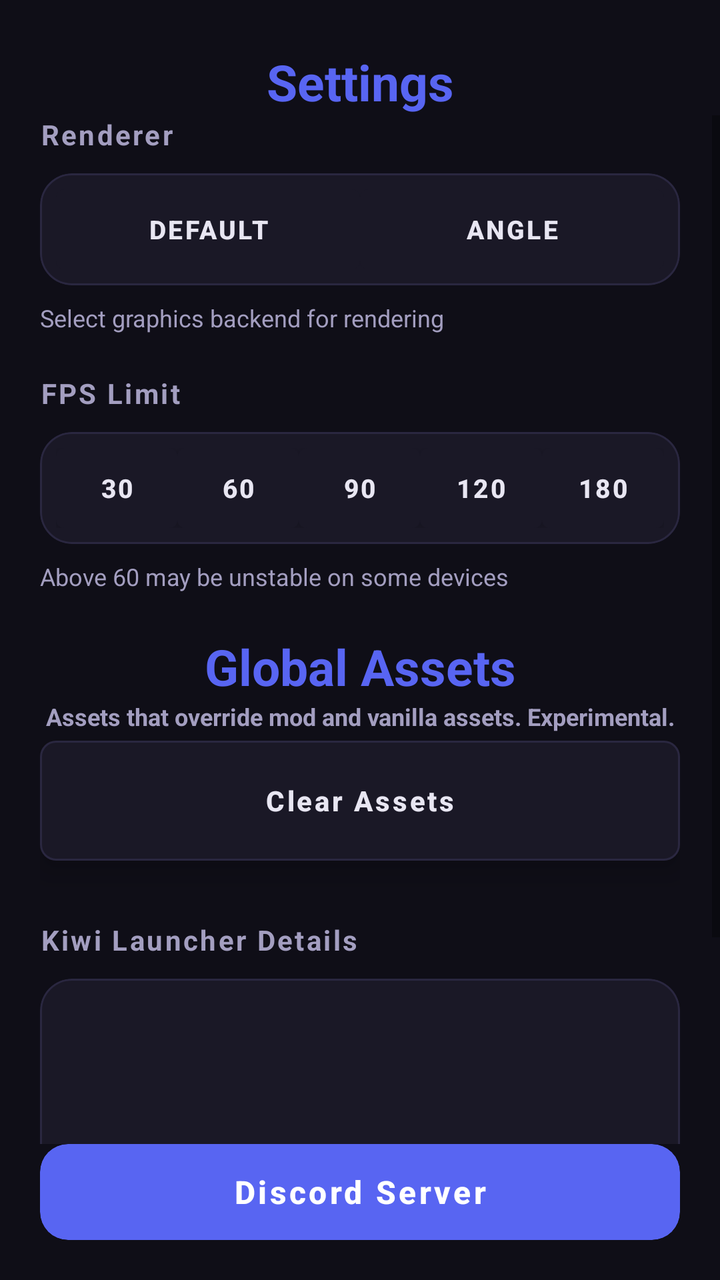
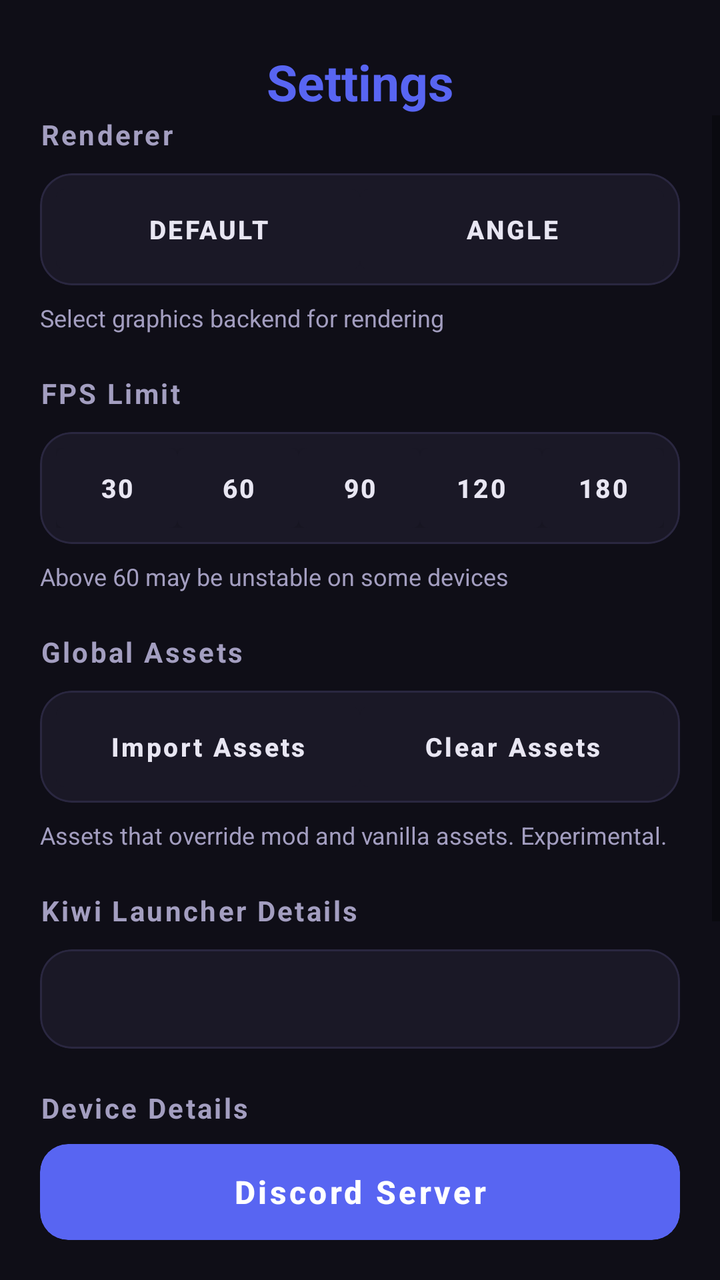

Screens rendered from an Android XML layout before and after an edit, with the pre-edit source and the edit as a unified diff.
<!-- AndroidManifest.xml: application theme Theme.Launcher -->
<!-- res/layout/fragment_settings.xml -->
<?xml version="1.0" encoding="utf-8"?>
<LinearLayout xmlns:android="http://schemas.android.com/apk/res/android"
	xmlns:app="http://schemas.android.com/apk/res-auto"
	android:id="@+id/root"
	android:layout_width="match_parent"
	android:layout_height="match_parent"
	android:background="@color/bg"
	android:orientation="vertical"
	android:paddingTop="24dp">

	<TextView
		android:id="@+id/settings"
		android:layout_width="match_parent"
		android:layout_height="wrap_content"
		android:text="@string/settings"
		android:gravity="center"
		android:textColor="@color/accent_blue"
		android:textSize="25sp"
		android:textStyle="bold" />

	<ScrollView
		android:layout_width="match_parent"
		android:layout_height="0dp"
		android:layout_weight="1"
		android:clipToPadding="false"
		android:fillViewport="true">

		<LinearLayout
			android:layout_width="match_parent"
			android:layout_height="wrap_content"
			android:orientation="vertical"
			android:paddingHorizontal="20dp"
			android:paddingBottom="24dp">

			<TextView
				android:id="@+id/label_renderer"
				android:layout_width="match_parent"
				android:layout_height="wrap_content"
				android:letterSpacing="0.08"
				android:text="@string/renderer_title"
				android:textColor="@color/text_dim"
				android:textSize="14sp"
				android:textStyle="bold" />

			<com.google.android.material.card.MaterialCardView
				android:layout_width="match_parent"
				android:layout_height="wrap_content"
				android:layout_marginTop="10dp"
				app:cardBackgroundColor="@color/card"
				app:cardCornerRadius="16dp"
				app:cardElevation="0dp"
				app:strokeColor="@color/border"
				app:strokeWidth="1dp">

				<LinearLayout
					android:id="@+id/renderer_group"
					android:layout_width="match_parent"
					android:layout_height="wrap_content"
					android:orientation="horizontal"
					android:padding="8dp">

					<Button
						android:id="@+id/renderer_default"
						android:layout_width="0dp"
						android:layout_height="40dp"
						android:layout_weight="1"
						android:backgroundTint="@color/card"
						android:gravity="center"
						android:insetTop="0dp"
						android:insetBottom="0dp"
						android:minWidth="0dp"
						android:padding="0dp"
						android:text="@string/renderer_default"
						android:textColor="@color/text_main"
						android:textSize="13sp"
						android:textStyle="bold" />

					<Button
						android:id="@+id/renderer_angle"
						android:layout_width="0dp"
						android:layout_height="40dp"
						android:layout_weight="1"
						android:backgroundTint="@color/card"
						android:gravity="center"
						android:insetTop="0dp"
						android:insetBottom="0dp"
						android:minWidth="0dp"
						android:padding="0dp"
						android:text="@string/renderer_angle"
						android:textColor="@color/text_main"
						android:textSize="13sp"
						android:textStyle="bold" />
				</LinearLayout>
			</com.google.android.material.card.MaterialCardView>

			<TextView
				android:layout_width="match_parent"
				android:layout_height="wrap_content"
				android:paddingTop="8dp"
				android:text="@string/renderer_desc"
				android:textColor="@color/text_dim"
				android:textSize="12sp" />



			<Space
				android:layout_width="wrap_content"
				android:layout_height="20dp" />

			<TextView
				android:id="@+id/label_fps"
				android:layout_width="match_parent"
				android:layout_height="wrap_content"
				android:letterSpacing="0.08"
				android:text="@string/fps_limit"
				android:textColor="@color/text_dim"
				android:textSize="14sp"
				android:textStyle="bold" />

			<com.google.android.material.card.MaterialCardView
				android:layout_width="match_parent"
				android:layout_height="wrap_content"
				android:layout_marginTop="10dp"
				app:cardBackgroundColor="@color/card"
				app:cardCornerRadius="16dp"
				app:cardElevation="0dp"
				app:strokeColor="@color/border"
				app:strokeWidth="1dp">

				<LinearLayout
					android:id="@+id/fps_group"
					android:layout_width="match_parent"
					android:layout_height="wrap_content"
					android:orientation="horizontal"
					android:padding="8dp">

					<Button
						android:id="@+id/fps_30"
						android:layout_width="0dp"
						android:layout_height="40dp"
						android:layout_weight="1"
						android:backgroundTint="@color/card"
						android:gravity="center"
						android:insetTop="0dp"
						android:insetBottom="0dp"
						android:minWidth="0dp"
						android:padding="0dp"
						android:text="@string/fps_30"
						android:textColor="@color/text_main"
						android:textSize="13sp"
						android:textStyle="bold" />

					<Button
						android:id="@+id/fps_60"
						android:layout_width="0dp"
						android:layout_height="40dp"
						android:layout_weight="1"
						android:backgroundTint="@color/card"
						android:gravity="center"
						android:insetTop="0dp"
						android:insetBottom="0dp"
						android:minWidth="0dp"
						android:padding="0dp"
						android:text="@string/fps_60"
						android:textColor="@color/text_main"
						android:textSize="13sp"
						android:textStyle="bold" />

					<Button
						android:id="@+id/fps_90"
						android:layout_width="0dp"
						android:layout_height="40dp"
						android:layout_weight="1"
						android:backgroundTint="@color/card"
						android:gravity="center"
						android:insetTop="0dp"
						android:insetBottom="0dp"
						android:minWidth="0dp"
						android:padding="0dp"
						android:text="@string/fps_90"
						android:textColor="@color/text_main"
						android:textSize="13sp"
						android:textStyle="bold" />

					<Button
						android:id="@+id/fps_120"
						android:layout_width="0dp"
						android:layout_height="40dp"
						android:layout_weight="1"
						android:backgroundTint="@color/card"
						android:gravity="center"
						android:insetTop="0dp"
						android:insetBottom="0dp"
						android:minWidth="0dp"
						android:padding="0dp"
						android:text="@string/fps_120"
						android:textColor="@color/text_main"
						android:textSize="13sp"
						android:textStyle="bold" />

					<Button
						android:id="@+id/fps_180"
						android:layout_width="0dp"
						android:layout_height="40dp"
						android:layout_weight="1"
						android:backgroundTint="@color/card"
						android:gravity="center"
						android:insetTop="0dp"
						android:insetBottom="0dp"
						android:minWidth="0dp"
						android:padding="0dp"
						android:text="@string/fps_180"
						android:textColor="@color/text_main"
						android:textSize="13sp"
						android:textStyle="bold" />
				</LinearLayout>
			</com.google.android.material.card.MaterialCardView>

			<TextView
				android:id="@+id/fps_hint"
				android:layout_width="match_parent"
				android:layout_height="wrap_content"
				android:paddingTop="8dp"
				android:text="@string/fps_warning"
				android:textColor="@color/text_dim"
				android:textSize="12sp" />


			<Space
				android:layout_width="wrap_content"
				android:layout_height="20dp" />
			























			<TextView
				android:id="@+id/ga_title"
				android:layout_width="match_parent"
				android:layout_height="wrap_content"
				android:text="@string/ga_title"
				android:gravity="center"
				android:textColor="@color/accent_blue"
				android:textSize="25sp"
				android:textStyle="bold" />

			<TextView
				android:id="@+id/ga_desc"
				android:layout_width="match_parent"
				android:layout_height="wrap_content"
				android:gravity="center"
				android:text="@string/ga_desc"
				android:textColor="@color/text_dim"
				android:textSize="12sp"
				android:textStyle="bold" />

			<com.google.android.material.card.MaterialCardView
				android:layout_width="match_parent"
				android:layout_height="wrap_content"
				android:orientation="vertical"
				android:layout_marginTop="4dp"
				android:layout_marginBottom="20sp"
				app:cardBackgroundColor="@color/card"
				app:cardCornerRadius="8dp"
				app:cardElevation="8dp"
				app:strokeColor="@color/border"
				app:strokeWidth="1dp">

				<LinearLayout
					android:id="@+id/global_assets"
					android:layout_width="match_parent"
					android:layout_height="wrap_content"
					android:paddingHorizontal="120sp"
					android:padding="0dp">

					<Button
						android:id="@+id/ga_clear"
						android:layout_width="0dp"
						android:layout_height="60sp"
						android:layout_marginTop="0sp"
						android:layout_weight="1"
						android:backgroundTint="@color/card"
						android:gravity="center"
						android:insetTop="0dp"
						android:insetBottom="0dp"
						android:minWidth="0dp"
						android:padding="0dp"
						android:text="@string/clear_assets"
						android:textAllCaps="false"
						android:textColor="@color/text_main"
						android:textSize="14sp"
						android:textStyle="bold" />

				</LinearLayout>
			</com.google.android.material.card.MaterialCardView>

			<Space
				android:layout_width="wrap_content"
				android:layout_height="10dp" />

			<TextView
				android:id="@+id/label_details"
				android:layout_width="match_parent"
				android:layout_height="wrap_content"
				android:letterSpacing="0.08"
				android:text="@string/launcher_details_title"
				android:textColor="@color/text_dim"
				android:textSize="14sp"
				android:textStyle="bold" />

			<com.google.android.material.card.MaterialCardView
				android:layout_width="match_parent"
				android:layout_height="wrap_content"
				android:layout_marginTop="10dp"
				android:layout_marginBottom="20dp"
				app:cardBackgroundColor="@color/card"
				app:cardCornerRadius="16dp"
				app:cardElevation="0dp"
				app:strokeColor="@color/border"
				app:strokeWidth="1dp">

				<LinearLayout
					android:layout_width="match_parent"
					android:layout_height="wrap_content"
					android:orientation="vertical"
					android:padding="16dp">

					<TextView
						android:id="@+id/detail_launcher_version"
						android:layout_width="match_parent"
						android:layout_height="wrap_content"
						android:textColor="@color/text_main"
						android:textSize="13sp" />

					<TextView
						android:id="@+id/detail_abi"
						android:layout_width="match_parent"
						android:layout_height="wrap_content"
						android:layout_marginTop="6dp"
						android:textColor="@color/text_main"
						android:textSize="13sp" />

					<TextView
						android:id="@+id/detail_device"
						android:layout_width="match_parent"
						android:layout_height="wrap_content"
						android:layout_marginTop="6dp"
						android:textColor="@color/text_main"
						android:textSize="13sp" />

					<TextView
						android:id="@+id/detail_renderer"
						android:layout_width="match_parent"
						android:layout_height="wrap_content"
						android:layout_marginTop="6dp"
						android:textColor="@color/text_main"
						android:textSize="13sp" />

					<TextView
						android:id="@+id/detail_shaders"
						android:layout_width="match_parent"
						android:layout_height="wrap_content"
						android:layout_marginTop="6dp"
						android:textColor="@color/text_main"
						android:textSize="13sp" />

					<TextView
						android:id="@+id/detail_swordigo"
						android:layout_width="match_parent"
						android:layout_height="wrap_content"
						android:layout_marginTop="6dp"
						android:textColor="@color/text_main"
						android:textSize="13sp" />
				</LinearLayout>
			</com.google.android.material.card.MaterialCardView>

		</LinearLayout>

	</ScrollView>

	<com.google.android.material.card.MaterialCardView
		android:layout_width="match_parent"
		android:layout_height="wrap_content"
		android:layout_marginHorizontal="20dp"
		android:layout_marginBottom="20dp"
		app:cardBackgroundColor="#5865F2"
		app:cardCornerRadius="14dp"
		app:cardElevation="0dp">

		<Button
			android:id="@+id/discordbtn"
			android:layout_width="match_parent"
			android:layout_height="match_parent"
			android:background="@android:color/transparent"
			android:text="Discord Server"
			android:textAllCaps="false"
			android:textColor="#FFFFFF"
			android:textSize="16sp"
			android:textStyle="bold" />
	</com.google.android.material.card.MaterialCardView>
</LinearLayout>
<!-- resources referenced by this layout -->
<resources>
  <color name="accent_blue">#FF5865F2</color>
  <color name="bg">#FF0F0E17</color>
  <color name="border">#FF2A2740</color>
  <color name="card">#FF1A1826</color>
  <color name="text_dim">#FFA39EC0</color>
  <color name="text_main">#FFE8E6F2</color>
  <string name="clear_assets">Clear Assets</string>
  <string name="fps_120">120</string>
  <string name="fps_180">180</string>
  <string name="fps_30">30</string>
  <string name="fps_60">60</string>
  <string name="fps_90">90</string>
  <string name="fps_limit">FPS Limit</string>
  <string name="fps_warning">Above 60 may be unstable on some devices</string>
  <string name="ga_desc">Assets that override mod and vanilla assets. Experimental.</string>
  <string name="ga_title">Global Assets</string>
  <string name="launcher_details_title">Kiwi Launcher Details</string>
  <string name="renderer_angle">ANGLE</string>
  <string name="renderer_default">Default</string>
  <string name="renderer_desc">Select graphics backend for rendering</string>
  <string name="renderer_title">Renderer</string>
  <string name="settings">Settings</string>
  <style name="Theme.Launcher" parent="Theme.MaterialComponents.DayNight.DarkActionBar">
          
          <item name="colorPrimary">@color/purple_500</item>
          <item name="colorPrimaryVariant">@color/purple_700</item>
          <item name="colorOnPrimary">@color/white</item>
          
          <item name="colorSecondary">@color/teal_200</item>
          <item name="colorSecondaryVariant">@color/teal_700</item>
          <item name="colorOnSecondary">@color/black</item>
          
          <item name="android:statusBarColor">?attr/colorPrimaryVariant</item>
          
      </style>
  <color name="purple_500">#FF6200EE</color>
  <color name="purple_700">#FF3700B3</color>
  <color name="white">#FFFFFFFF</color>
  <color name="teal_200">#FF03DAC5</color>
  <color name="teal_700">#FF018786</color>
  <color name="black">#FF000000</color>
</resources>

<!-- the commit's change to res/layout/fragment_settings.xml (unified diff, before → after) -->
@@ -12,8 +12,8 @@
 		android:id="@+id/settings"
 		android:layout_width="match_parent"
 		android:layout_height="wrap_content"
+		android:gravity="center"
 		android:text="@string/settings"
-		android:gravity="center"
 		android:textColor="@color/accent_blue"
 		android:textSize="25sp"
 		android:textStyle="bold" />
@@ -101,8 +101,6 @@
 				android:textColor="@color/text_dim"
 				android:textSize="12sp" />
 
-
-
 			<Space
 				android:layout_width="wrap_content"
 				android:layout_height="20dp" />
@@ -225,63 +223,27 @@
 				android:textColor="@color/text_dim"
 				android:textSize="12sp" />
 
-
 			<Space
 				android:layout_width="wrap_content"
 				android:layout_height="20dp" />
-			
-
-
-
-
-
-
-
-
-
-
-
-
-
-
-
-
-
-
-
-
-
-
 
 			<TextView
 				android:id="@+id/ga_title"
 				android:layout_width="match_parent"
 				android:layout_height="wrap_content"
+				android:letterSpacing="0.08"
 				android:text="@string/ga_title"
-				android:gravity="center"
-				android:textColor="@color/accent_blue"
-				android:textSize="25sp"
+				android:textColor="@color/text_dim"
+				android:textSize="14sp"
 				android:textStyle="bold" />
 
-			<TextView
-				android:id="@+id/ga_desc"
-				android:layout_width="match_parent"
-				android:layout_height="wrap_content"
-				android:gravity="center"
-				android:text="@string/ga_desc"
-				android:textColor="@color/text_dim"
-				android:textSize="12sp"
-				android:textStyle="bold" />
-
 			<com.google.android.material.card.MaterialCardView
 				android:layout_width="match_parent"
 				android:layout_height="wrap_content"
-				android:orientation="vertical"
-				android:layout_marginTop="4dp"
-				android:layout_marginBottom="20sp"
+				android:layout_marginTop="10dp"
 				app:cardBackgroundColor="@color/card"
-				app:cardCornerRadius="8dp"
-				app:cardElevation="8dp"
+				app:cardCornerRadius="16dp"
+				app:cardElevation="0dp"
 				app:strokeColor="@color/border"
 				app:strokeWidth="1dp">
 
@@ -289,14 +251,30 @@
 					android:id="@+id/global_assets"
 					android:layout_width="match_parent"
 					android:layout_height="wrap_content"
-					android:paddingHorizontal="120sp"
-					android:padding="0dp">
+					android:orientation="horizontal"
+					android:padding="8dp">
+
+					<Button
+						android:id="@+id/ga_import"
+						android:layout_width="0dp"
+						android:layout_height="40dp"
+						android:layout_weight="1"
+						android:backgroundTint="@color/card"
+						android:gravity="center"
+						android:insetTop="0dp"
+						android:insetBottom="0dp"
+						android:minWidth="0dp"
+						android:padding="0dp"
+						android:text="@string/import_assets"
+						android:textAllCaps="false"
+						android:textColor="@color/text_main"
+						android:textSize="13sp"
+						android:textStyle="bold" />
 
 					<Button
 						android:id="@+id/ga_clear"
 						android:layout_width="0dp"
-						android:layout_height="60sp"
-						android:layout_marginTop="0sp"
+						android:layout_height="40dp"
 						android:layout_weight="1"
 						android:backgroundTint="@color/card"
 						android:gravity="center"
@@ -307,22 +285,69 @@
 						android:text="@string/clear_assets"
 						android:textAllCaps="false"
 						android:textColor="@color/text_main"
-						android:textSize="14sp"
-						android:textStyle="bold" />
-
+						android:textSize="13sp"
+						android:textStyle="bold" />
 				</LinearLayout>
 			</com.google.android.material.card.MaterialCardView>
 
+			<TextView
+				android:id="@+id/ga_desc"
+				android:layout_width="match_parent"
+				android:layout_height="wrap_content"
+				android:paddingTop="8dp"
+				android:text="@string/ga_desc"
+				android:textColor="@color/text_dim"
+				android:textSize="12sp" />
+
 			<Space
 				android:layout_width="wrap_content"
-				android:layout_height="10dp" />
-
-			<TextView
-				android:id="@+id/label_details"
+				android:layout_height="20dp" />
+
+			<TextView
+				android:id="@+id/label_launcher_details"
 				android:layout_width="match_parent"
 				android:layout_height="wrap_content"
 				android:letterSpacing="0.08"
 				android:text="@string/launcher_details_title"
+				android:textColor="@color/text_dim"
+				android:textSize="14sp"
+				android:textStyle="bold" />
+
+			<com.google.android.material.card.MaterialCardView
+				android:layout_width="match_parent"
+				android:layout_height="wrap_content"
+				android:layout_marginTop="10dp"
+				app:cardBackgroundColor="@color/card"
+				app:cardCornerRadius="16dp"
+				app:cardElevation="0dp"
+				app:strokeColor="@color/border"
+				app:strokeWidth="1dp">
+
+				<LinearLayout
+					android:layout_width="match_parent"
+					android:layout_height="wrap_content"
+					android:orientation="vertical"
+					android:padding="16dp">
+
+					<TextView
+						android:id="@+id/detail_launcher_version"
+						android:layout_width="match_parent"
+						android:layout_height="wrap_content"
+						android:textColor="@color/text_main"
+						android:textSize="13sp" />
+				</LinearLayout>
+			</com.google.android.material.card.MaterialCardView>
+
+			<Space
+				android:layout_width="wrap_content"
+				android:layout_height="20dp" />
+
+			<TextView
+				android:id="@+id/label_device_details"
+				android:layout_width="match_parent"
+				android:layout_height="wrap_content"
+				android:letterSpacing="0.08"
+				android:text="@string/device_details_title"
 				android:textColor="@color/text_dim"
 				android:textSize="14sp"
 				android:textStyle="bold" />
@@ -345,38 +370,14 @@
 					android:padding="16dp">
 
 					<TextView
-						android:id="@+id/detail_launcher_version"
-						android:layout_width="match_parent"
-						android:layout_height="wrap_content"
-						android:textColor="@color/text_main"
-						android:textSize="13sp" />
-
-					<TextView
-						android:id="@+id/detail_abi"
-						android:layout_width="match_parent"
-						android:layout_height="wrap_content"
-						android:layout_marginTop="6dp"
-						android:textColor="@color/text_main"
-						android:textSize="13sp" />
-
-					<TextView
 						android:id="@+id/detail_device"
 						android:layout_width="match_parent"
 						android:layout_height="wrap_content"
-						android:layout_marginTop="6dp"
 						android:textColor="@color/text_main"
 						android:textSize="13sp" />
 
 					<TextView
-						android:id="@+id/detail_renderer"
-						android:layout_width="match_parent"
-						android:layout_height="wrap_content"
-						android:layout_marginTop="6dp"
-						android:textColor="@color/text_main"
-						android:textSize="13sp" />
-
-					<TextView
-						android:id="@+id/detail_shaders"
+						android:id="@+id/detail_abi"
 						android:layout_width="match_parent"
 						android:layout_height="wrap_content"
 						android:layout_marginTop="6dp"
<!-- resource entries referenced after the edit -->
@@ -7,6 +7,7 @@
   <color name="text_dim">#FFA39EC0</color>
   <color name="text_main">#FFE8E6F2</color>
   <string name="clear_assets">Clear Assets</string>
+  <string name="device_details_title">Device Details</string>
   <string name="fps_120">120</string>
   <string name="fps_180">180</string>
   <string name="fps_30">30</string>
@@ -16,6 +17,7 @@
   <string name="fps_warning">Above 60 may be unstable on some devices</string>
   <string name="ga_desc">Assets that override mod and vanilla assets. Experimental.</string>
   <string name="ga_title">Global Assets</string>
+  <string name="import_assets">Import Assets</string>
   <string name="launcher_details_title">Kiwi Launcher Details</string>
   <string name="renderer_angle">ANGLE</string>
   <string name="renderer_default">Default</string>
